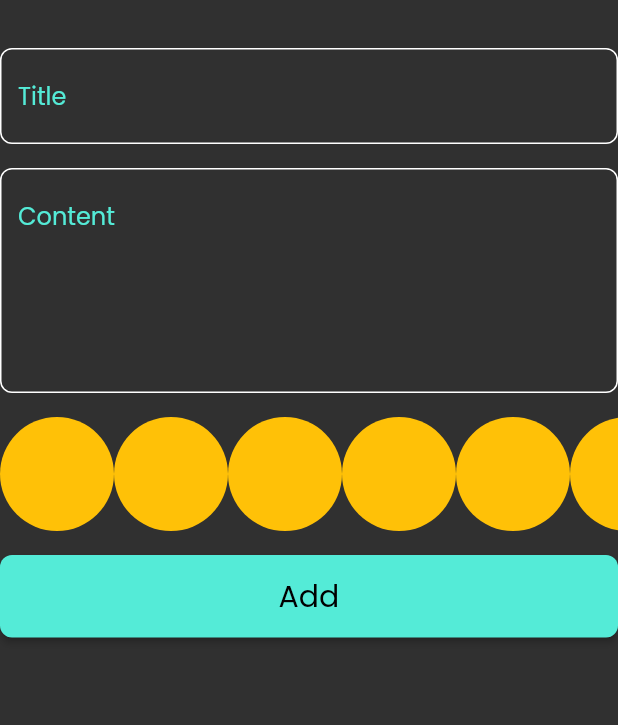
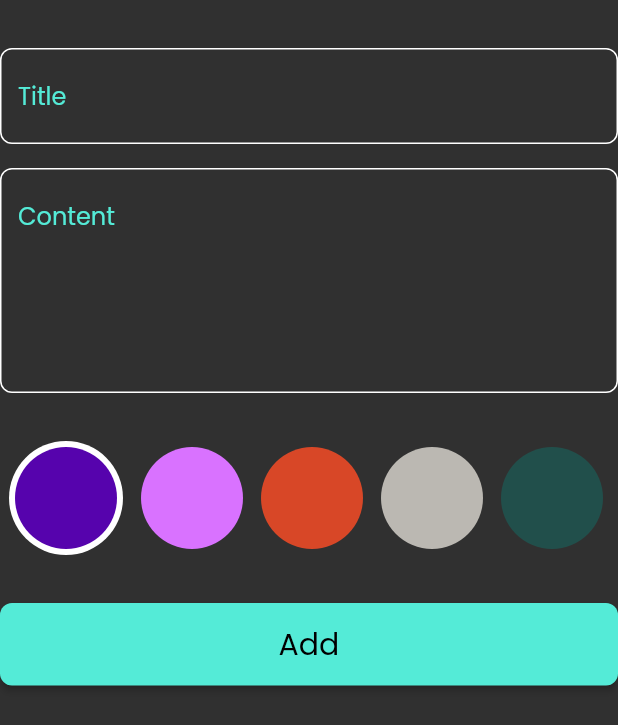
Before and after one commit to yasserdarwish/note_app, a Flutter app: the AddNoteForm widget shown alone on an empty page, opened directly, on a phone screen of 412 x 824 dp. Shown: the top 725 px of the screen. Run offline on Flutter 3.47's test engine with Material 2 defaults, Android fonts, the phone set to English and light mode, and no system bars; our stand-ins replace bloc, flutter_bloc, font_awesome_flutter, hive, hive_flutter; accounts and stored records are empty.

Commit message:
colors list view done

```diff
--- a/lib/views/widgets/add_note_form.dart
+++ b/lib/views/widgets/add_note_form.dart
@@ -47,11 +47,11 @@ class _AddNoteFormState extends State<AddNoteForm> {
             maxLines: 5,
           ),
           const SizedBox(
-            height: 16,
+            height: 32,
           ),
           const ColorListView(),
           const SizedBox(
-            height: 16,
+            height: 32,
           ),
           BlocBuilder<AddNoteCubit, AddNoteState>(
             builder: (context, state) {
--- a/lib/views/widgets/color_list_view.dart
+++ b/lib/views/widgets/color_list_view.dart
@@ -1,20 +1,42 @@
 import 'package:flutter/material.dart';
 
 class ColorItem extends StatelessWidget {
-  const ColorItem({super.key});
-
+  const ColorItem({super.key, required this.isActive, required this.color});
+  final bool isActive;
+  final Color color;
   @override
   Widget build(BuildContext context) {
-    return const CircleAvatar(
-      radius: 38,
-      backgroundColor: Colors.amber,
-    );
+    return isActive
+        ? CircleAvatar(
+            backgroundColor: Colors.white,
+            radius: 38,
+            child: CircleAvatar(
+              radius: 34,
+              backgroundColor: color,
+            ))
+        : CircleAvatar(
+            radius: 34,
+            backgroundColor: color,
+          );
   }
 }
 
-class ColorListView extends StatelessWidget {
+class ColorListView extends StatefulWidget {
   const ColorListView({super.key});
 
+  @override
+  State<ColorListView> createState() => _ColorListViewState();
+}
+
+class _ColorListViewState extends State<ColorListView> {
+  int currentIndex = 0;
+  List<Color> colors = const [
+    Color(0xff5603AD),
+    Color(0xffD972FF),
+    Color(0xffD84727),
+    Color(0xffBBB8B2),
+    Color(0xff214F4B),
+  ];
   @override
   Widget build(BuildContext context) {
     return SizedBox(
@@ -22,9 +44,20 @@ class ColorListView extends StatelessWidget {
       child: ListView.builder(
         physics: const BouncingScrollPhysics(),
         scrollDirection: Axis.horizontal,
-        itemCount: 10,
+        itemCount: colors.length,
         itemBuilder: (context, index) {
-          return const ColorItem();
+          return GestureDetector(
+              onTap: () {
+                currentIndex = index;
+                setState(() {});
+              },
+              child: Padding(
+                padding: const EdgeInsets.symmetric(horizontal: 6),
+                child: ColorItem(
+                  color: colors[index],
+                  isActive: currentIndex == index ? true : false,
+                ),
+              ));
         },
       ),
     );
```
